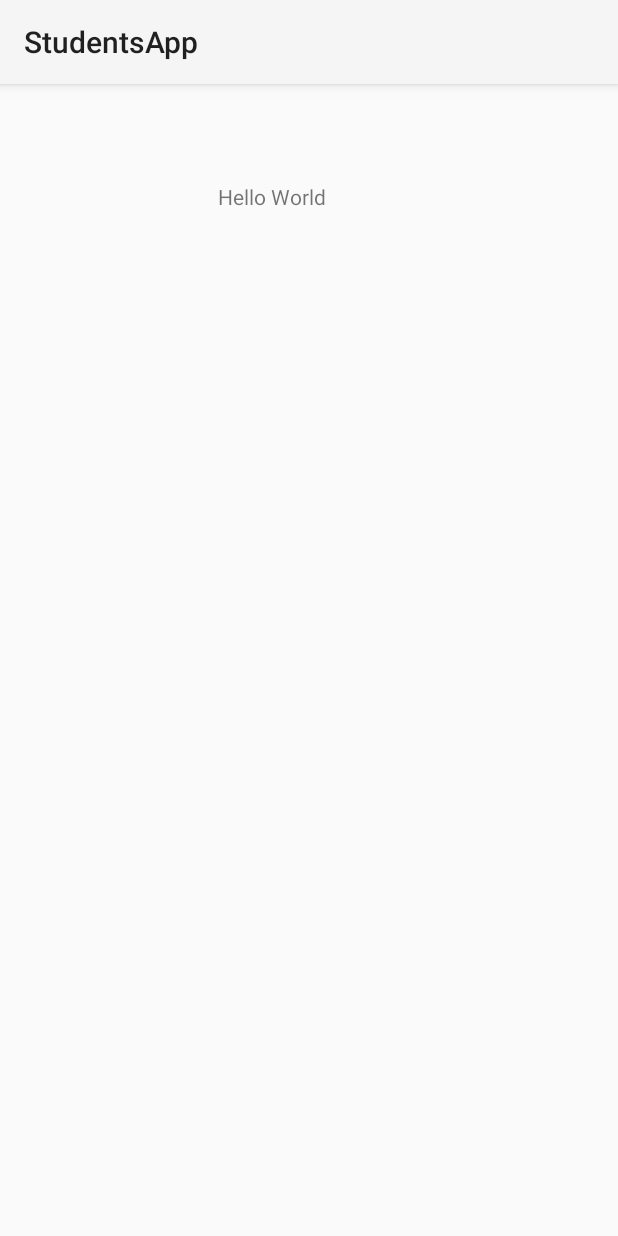
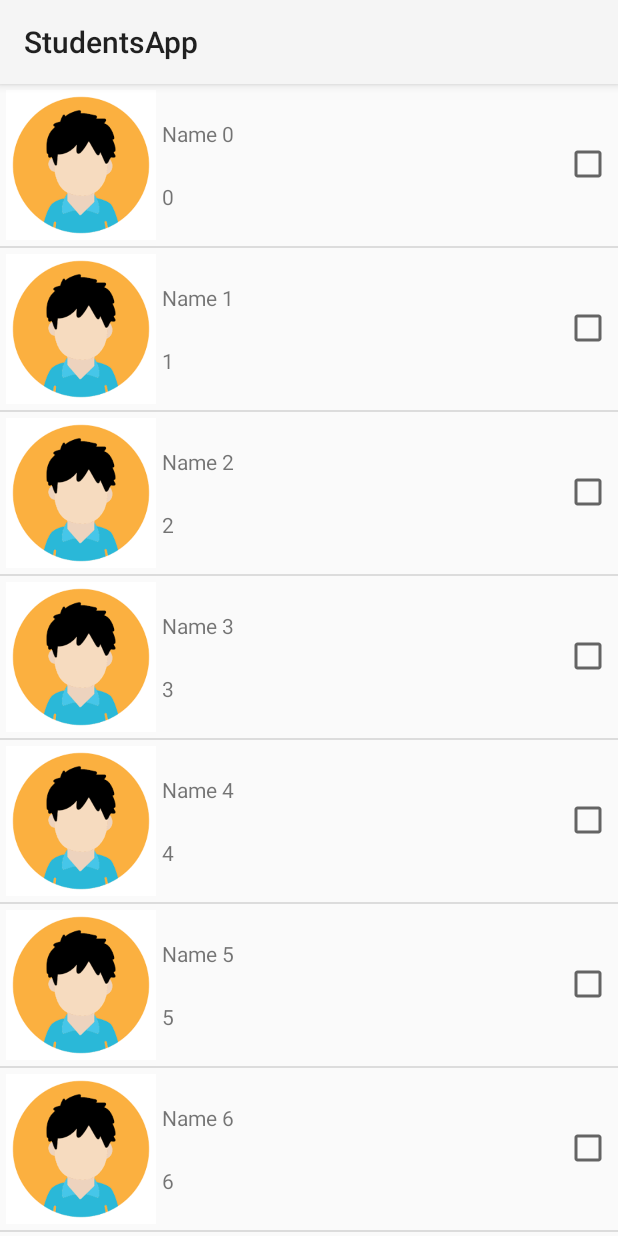
Before and after one commit to ofriyaakov/Mobile_Class_02, an Android app built with Jetpack Compose: the screen it shows after launch (MainActivity before the commit, StudentsListVIewActivity after it), on a phone screen of 412 x 824 dp. Run offline under Robolectric (Android 15) with nearby library versions, the phone set to English and light mode, and no system bars.

Commit message:
feat/list with models

```diff
--- a/app/build.gradle.kts
+++ b/app/build.gradle.kts
@@ -51,6 +51,9 @@ dependencies {
     implementation(libs.androidx.material3)
     implementation(libs.androidx.appcompat)
     implementation(libs.androidx.constraintlayout)
+    implementation(libs.androidx.recyclerview)
+    implementation(libs.material)
+    implementation(libs.androidx.activity)
     testImplementation(libs.junit)
     androidTestImplementation(libs.androidx.junit)
     androidTestImplementation(libs.androidx.espresso.core)
--- a/app/src/main/java/com/example/studentsapp/StudentsListVIewActivity.kt
+++ b/app/src/main/java/com/example/studentsapp/StudentsListVIewActivity.kt
@@ -1,12 +1,26 @@
 package com.example.studentsapp
 
+import android.annotation.SuppressLint
 import android.os.Bundle
+import android.util.Log
+import android.view.LayoutInflater
+import android.view.View
+import android.view.ViewGroup
+import android.widget.BaseAdapter
+import android.widget.CheckBox
+import android.widget.ListView
+import android.widget.TextView
 import androidx.activity.enableEdgeToEdge
 import androidx.appcompat.app.AppCompatActivity
 import androidx.core.view.ViewCompat
 import androidx.core.view.WindowInsetsCompat
+import com.example.studentsapp.model.Model
+import com.example.studentsapp.model.Student
 
 class StudentsListVIewActivity : AppCompatActivity() {
+
+    var students: MutableList<Student>? = null
+
     override fun onCreate(savedInstanceState: Bundle?) {
         super.onCreate(savedInstanceState)
         enableEdgeToEdge()
@@ -16,5 +30,58 @@ class StudentsListVIewActivity : AppCompatActivity() {
             v.setPadding(systemBars.left, systemBars.top, systemBars.right, systemBars.bottom)
             insets
         }
+
+        students = Model.shared.students
+
+        val listView: ListView = findViewById(R.id.students_list_view)
+        listView.adapter = StudentsAdapter()
+
+    }
+
+    inner class StudentsAdapter(): BaseAdapter(){
+        override fun getCount(): Int = students?.size ?: 0
+
+        override fun getItem(p0: Int): Any {
+//            TODO("Not yet implemented")
+            return 0
+        }
+
+        override fun getItemId(p0: Int): Long {
+//            TODO("Not yet implemented")
+            return 0
+        }
+
+
+        override fun getView(position: Int, convertView: View?, parent: ViewGroup?): View {
+            val inflater = LayoutInflater.from(parent?.context)
+
+            val view = convertView ?: inflater.inflate(R.layout.activity_student_row, parent, false).apply {
+                findViewById<CheckBox>(R.id.student_row_checkbox).apply {
+                    setOnClickListener {
+                        (tag as? Int)?.let { tag ->
+                            val student = students?.get(tag)
+                            student?.isChecked = (it as? CheckBox)?.isChecked ?: false
+                        }
+                    }
+                }
+            }
+
+
+            val nameTextView: TextView? = view?.findViewById(R.id.student_row_name_text_view)
+            val idTextView: TextView? = view?.findViewById(R.id.student_row_id_text_view)
+            val studentCheckBox: CheckBox? = view?.findViewById(R.id.student_row_checkbox)
+
+            val student = students?.get(position)
+
+            nameTextView?.text = student?.name
+            idTextView?.text = student?.id
+
+            studentCheckBox?.apply {
+                isChecked = student?.isChecked ?: false
+                tag = position
+            }
+            return view!!
+        }
+
     }
 }
--- a/app/src/main/java/com/example/studentsapp/model/Model.kt
+++ b/app/src/main/java/com/example/studentsapp/model/Model.kt
@@ -1,4 +1,25 @@
 package com.example.studentsapp.model
 
-class Model {
+class Model private constructor() {
+
+    val students: MutableList<Student> = ArrayList()
+
+    companion object {
+        val shared = Model()
+    }
+
+    init {
+        for (i in 0..20){
+            val student = Student(
+                name = "Name $i",
+                id = i.toString(),
+                avatarUrl = "",
+                isChecked = false
+            )
+
+            students.add(student)
+        }
+    }
+
+
 }
--- a/app/src/main/java/com/example/studentsapp/model/Student.kt
+++ b/app/src/main/java/com/example/studentsapp/model/Student.kt
@@ -1,3 +1,8 @@
 package com.example.studentsapp.model
 
-data class Student()
+data class Student(
+    var name: String,
+    var id: String,
+    var avatarUrl: String,
+    var isChecked: Boolean
+)
--- a/app/src/main/res/layout/activity_main.xml
+++ b/app/src/main/res/layout/activity_main.xml
@@ -2,8 +2,9 @@
 <androidx.constraintlayout.widget.ConstraintLayout xmlns:android="http://schemas.android.com/apk/res/android"
     xmlns:app="http://schemas.android.com/apk/res-auto"
     xmlns:tools="http://schemas.android.com/tools"
+    android:id="@+id/main_activity_view"
     android:layout_width="match_parent"
-             android:layout_height="match_parent">
+    android:layout_height="match_parent">
 
     <TextView
         android:id="@+id/textView"
--- a/app/src/main/res/layout/activity_student_row.xml
+++ b/app/src/main/res/layout/activity_student_row.xml
@@ -3,40 +3,30 @@
     xmlns:app="http://schemas.android.com/apk/res-auto"
     xmlns:tools="http://schemas.android.com/tools"
     android:layout_width="match_parent"
-    android:layout_height="wrap_content"
-    android:background="?attr/selectableItemBackground">
-
+    android:layout_height="wrap_content">
     <ImageView
-        android:id="@+id/imageView"
-        android:layout_width="0dp"
-        android:layout_height="wrap_content"
+        android:id="@+id/student_row_image_view"
+        android:layout_width="100dp"
+        android:layout_height="100dp"
         android:layout_marginStart="4dp"
         android:layout_marginTop="4dp"
+        android:layout_marginBottom="4dp"
+        app:layout_constraintBottom_toBottomOf="parent"
         app:layout_constraintStart_toStartOf="parent"
         app:layout_constraintTop_toTopOf="parent"
-        tools:srcCompat="@tools:sample/avatars" />
-
-    <CheckBox
-        android:id="@+id/student_row_checkbox"
-        android:layout_width="48dp"
-        android:layout_height="70dp"
-        android:layout_marginTop="38dp"
-        android:layout_marginEnd="29dp"
-        android:layout_marginBottom="24dp"
-        app:layout_constraintBottom_toBottomOf="parent"
-        app:layout_constraintEnd_toEndOf="parent"
-        app:layout_constraintStart_toEndOf="@+id/student_row_name_text_view"
-        app:layout_constraintTop_toTopOf="parent" />
+        app:srcCompat="@drawable/avatar" />
 
     <TextView
         android:id="@+id/student_row_name_text_view"
         android:layout_width="0dp"
         android:layout_height="wrap_content"
         android:layout_marginStart="4dp"
+        android:layout_marginEnd="4dp"
         android:text="TextView"
         app:layout_constraintBottom_toTopOf="@+id/student_row_id_text_view"
         app:layout_constraintEnd_toStartOf="@+id/student_row_checkbox"
-        app:layout_constraintStart_toEndOf="@+id/imageView"
+        app:layout_constraintHorizontal_bias="0.5"
+        app:layout_constraintStart_toEndOf="@+id/student_row_image_view"
         app:layout_constraintTop_toTopOf="parent" />
 
     <TextView
@@ -44,9 +34,20 @@
         android:layout_width="0dp"
         android:layout_height="wrap_content"
         android:layout_marginStart="4dp"
+        android:layout_marginEnd="4dp"
         android:text="TextView"
         app:layout_constraintBottom_toBottomOf="parent"
         app:layout_constraintEnd_toStartOf="@+id/student_row_checkbox"
-        app:layout_constraintStart_toEndOf="@+id/imageView"
+        app:layout_constraintHorizontal_bias="0.5"
+        app:layout_constraintStart_toEndOf="@id/student_row_image_view"
         app:layout_constraintTop_toBottomOf="@+id/student_row_name_text_view" />
+
+    <CheckBox
+        android:id="@+id/student_row_checkbox"
+        android:layout_width="36dp"
+        android:layout_height="36dp"
+        app:layout_constraintBottom_toBottomOf="parent"
+        app:layout_constraintEnd_toEndOf="parent"
+        app:layout_constraintTop_toTopOf="parent"
+        app:layout_constraintVertical_bias="0.49" />
 </androidx.constraintlayout.widget.ConstraintLayout>
--- a/app/src/main/res/layout/activity_students_list_view.xml
+++ b/app/src/main/res/layout/activity_students_list_view.xml
@@ -7,4 +7,12 @@
     android:layout_height="match_parent"
     tools:context=".StudentsListVIewActivity">
 
+    <ListView
+        android:id="@+id/students_list_view"
+        android:layout_width="0dp"
+        android:layout_height="0dp"
+        app:layout_constraintBottom_toBottomOf="parent"
+        app:layout_constraintEnd_toEndOf="parent"
+        app:layout_constraintStart_toStartOf="parent"
+        app:layout_constraintTop_toTopOf="parent" />
 </androidx.constraintlayout.widget.ConstraintLayout>
--- a/gradle/libs.versions.toml
+++ b/gradle/libs.versions.toml
@@ -10,6 +10,9 @@ activityCompose = "1.8.0"
 composeBom = "2024.04.01"
 appcompat = "1.7.0"
 constraintlayout = "2.2.0"
+recyclerview = "1.4.0"
+material = "1.12.0"
+activity = "1.10.0"
 
 [libraries]
 androidx-core-ktx = { group = "androidx.core", name = "core-ktx", version.ref = "coreKtx" }
@@ -28,6 +31,9 @@ androidx-ui-test-junit4 = { group = "androidx.compose.ui", name = "ui-test-junit
 androidx-material3 = { group = "androidx.compose.material3", name = "material3" }
 androidx-appcompat = { group = "androidx.appcompat", name = "appcompat", version.ref = "appcompat" }
 androidx-constraintlayout = { group = "androidx.constraintlayout", name = "constraintlayout", version.ref = "constraintlayout" }
+androidx-recyclerview = { group = "androidx.recyclerview", name = "recyclerview", version.ref = "recyclerview" }
+material = { group = "com.google.android.material", name = "material", version.ref = "material" }
+androidx-activity = { group = "androidx.activity", name = "activity", version.ref = "activity" }
 
 [plugins]
 android-application = { id = "com.android.application", version.ref = "agp" }
```
Also changed, not shown: app/src/main/AndroidManifest.xml (+14 -4 lines), app/src/main/java/com/example/studentsapp/MainActivity.kt (+7 -5 lines).
